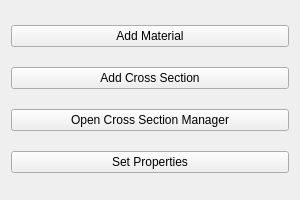
Before: the Qt Designer form properties_layout.ui in Haudkozaur/masterThesis, drawn with Qt 5.
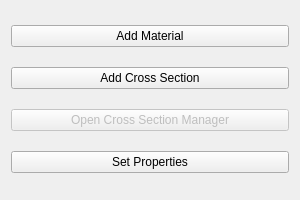
After: the same form once the commit is applied.

Commit message: added set properties, adding loads (need improvements)

The edit to the form file:
```diff
--- a/properties_layout.ui
+++ b/properties_layout.ui
@@ -30,9 +30,18 @@
    </item>
    <item>
     <widget class="QPushButton" name="openCrossSectionManagerButton">
+     <property name="enabled">
+      <bool>false</bool>
+     </property>
      <property name="text">
       <string>Open Cross Section Manager</string>
      </property>
+     <property name="checkable">
+      <bool>false</bool>
+     </property>
+     <property name="autoRepeat">
+      <bool>false</bool>
+     </property>
     </widget>
    </item>
    <item>
```
The commit also changes 29 other files.
